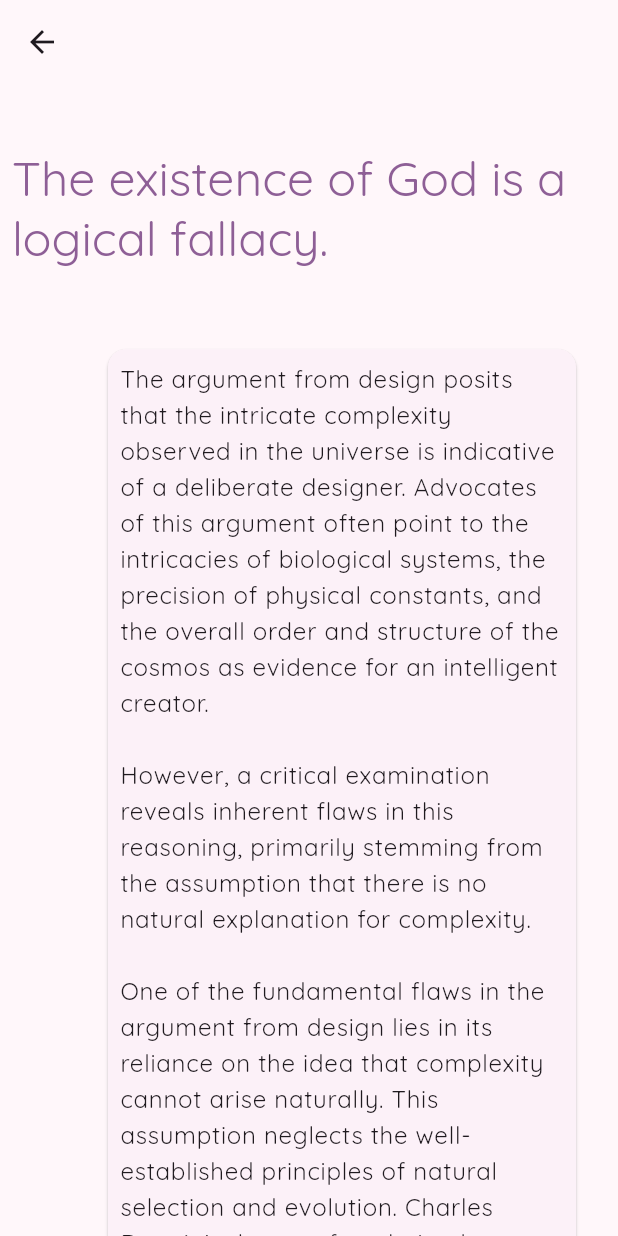
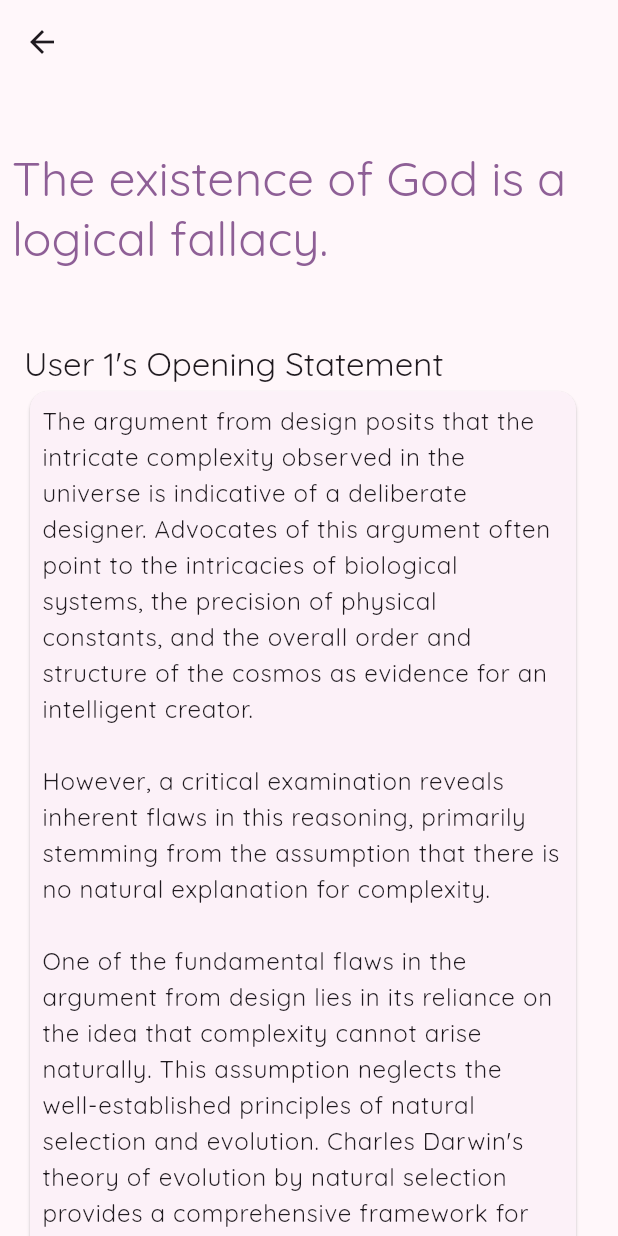
Before and after one commit to Hayley-Smith/debate_dais_prod, a Flutter app: the screen it shows after launch, after a tap on "The existance of God is a logical fallac", on a phone screen of 412 x 824 dp. Run offline on Flutter 3.47's test engine with Material 3 defaults, Android fonts, the phone set to English and light mode, and no system bars; our stand-ins replace google_fonts.

Commit message:
further refactor on join debate page

```diff
--- a/lib/UI/join_debate.dart
+++ b/lib/UI/join_debate.dart
@@ -25,12 +25,30 @@ class JoinDebatePage extends StatelessWidget {
                 ),
               ),
             ),
-            ProArgumentCard(argument: debate.openingStatement1),
-            ConArgumentCard(argument: debate.openingStatement2),
-            ProArgumentCard(argument: debate.mainArgument1),
-            ConArgumentCard(argument: debate.mainArgument2),
-            ProArgumentCard(argument: debate.closingStatement1),
-            ConArgumentCard(argument: debate.closingStatement2),
+            ProArgumentCard(
+              argument: debate.openingStatement1,
+              title: "User 1's Opening Statement",
+            ),
+            ConArgumentCard(
+              argument: debate.openingStatement2,
+              title: "User 2's Opening Statement",
+            ),
+            ProArgumentCard(
+              argument: debate.mainArgument1,
+              title: "User 1's Main Argument",
+            ),
+            ConArgumentCard(
+              argument: debate.mainArgument2,
+              title: "User 2's Main Argument",
+            ),
+            ProArgumentCard(
+              argument: debate.closingStatement1,
+              title: "User 1's Closing Statement",
+            ),
+            ConArgumentCard(
+              argument: debate.closingStatement2,
+              title: "User 2's Closing Statement",
+            ),
           ],
         ),
       ),
@@ -42,18 +60,21 @@ class ProArgumentCard extends StatelessWidget {
   const ProArgumentCard({
     super.key,
     required this.argument,
+    required this.title,
   });
 
   final String argument;
+  final String title;
 
   @override
   Widget build(BuildContext context) {
     return ListTile(
-      leading: const Icon(
-        Icons.person_add_rounded,
-        size: 36,
+      title: Text(
+        title,
+        textAlign: TextAlign.start,
+        style: Theme.of(context).textTheme.titleLarge,
       ),
-      title: Card(
+      subtitle: Card(
         child: Padding(
           padding: const EdgeInsets.all(8.0),
           child: Text(
@@ -70,23 +91,27 @@ class ConArgumentCard extends StatelessWidget {
   const ConArgumentCard({
     super.key,
     required this.argument,
+    required this.title,
   });
-
+  final String title;
   final String argument;
 
   @override
   Widget build(BuildContext context) {
     return ListTile(
-      trailing: const Icon(
-        Icons.person_remove_rounded,
-        size: 36,
+      title: Text(
+        title,
+        textAlign: TextAlign.end,
+
+        style: Theme.of(context).textTheme.titleLarge,
       ),
-      title: Card(
+      subtitle: Card(
         child: Padding(
           padding: const EdgeInsets.all(8.0),
           child: Text(
             argument,
             style: Theme.of(context).textTheme.bodyLarge,
+
           ),
         ),
       ),
```
